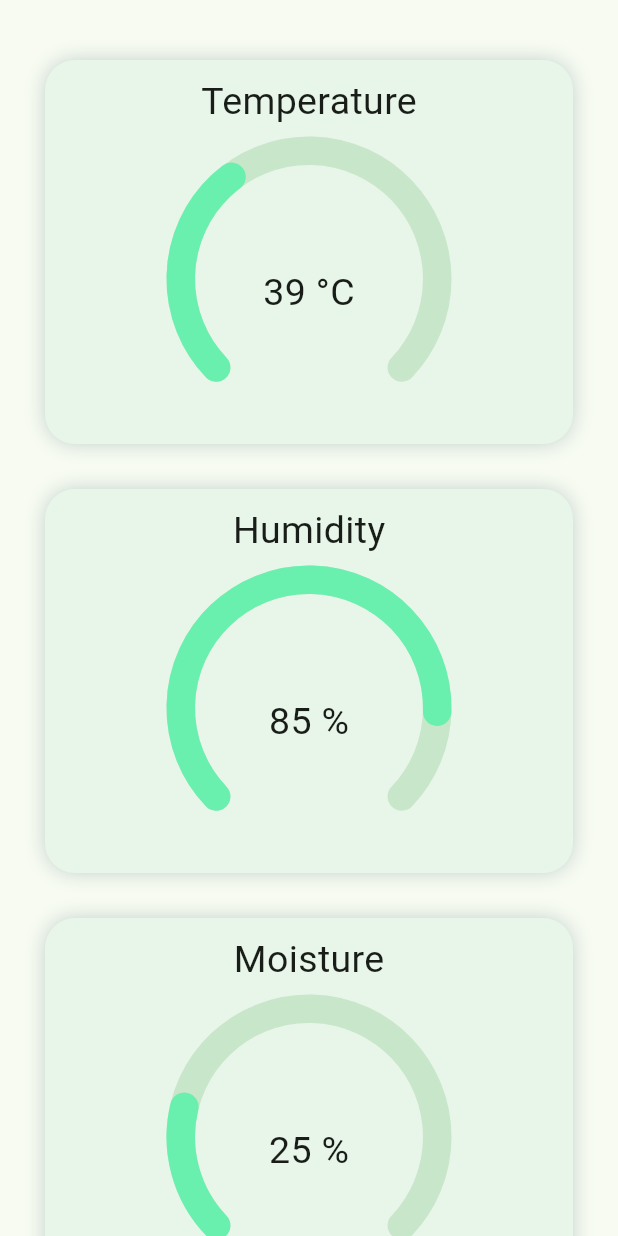
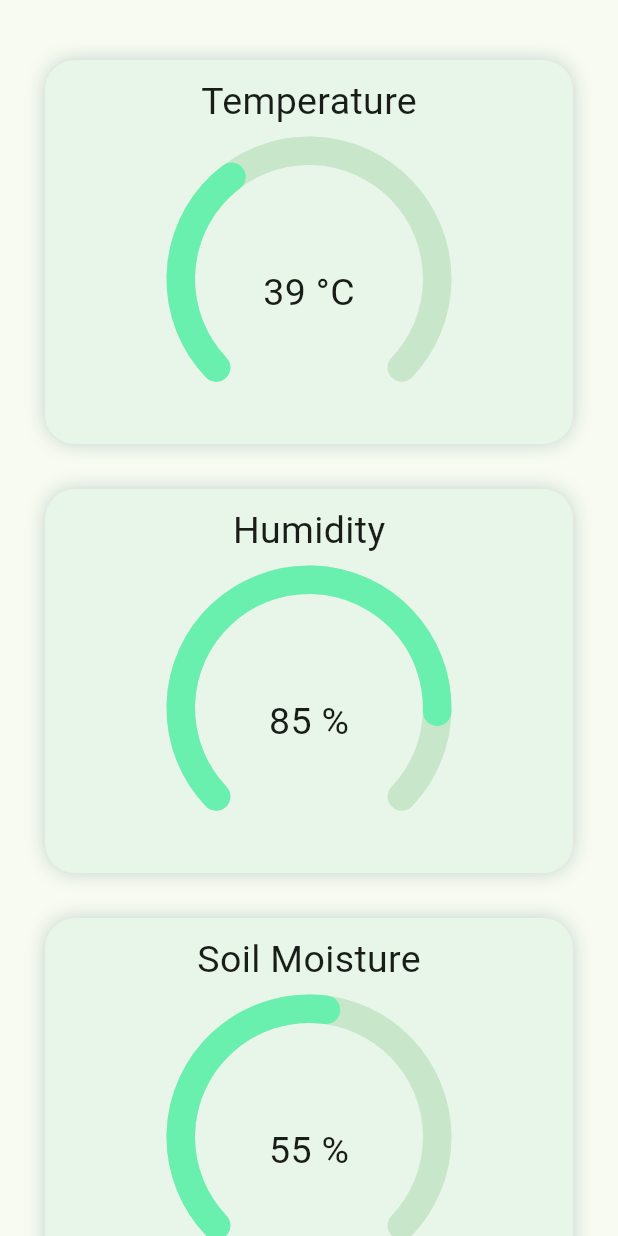
Before and after one commit to nanda-gopal-sb/FINS, a Flutter app: the SensorWidget widget shown alone on an empty page, opened directly, on a phone screen of 412 x 824 dp. Run offline on Flutter 3.47's test engine with Material 3 defaults, Android fonts, the light colour scheme and no system bars; drawn by our look-alikes of syncfusion_flutter_gauges; our stand-ins replace shared_preferences; accounts and stored records are empty.

Commit message:
remove duplicate sensor field

```diff
--- a/lib/home_page.dart
+++ b/lib/home_page.dart
@@ -27,7 +27,7 @@ class _HomePageState extends State<HomePage> {
     return Scaffold(
       appBar: AppBar(
         backgroundColor: Theme.of(context).colorScheme.inversePrimary,
-        title: Text("FINS App"),
+        title: const Text("FINS App"),
       ),
       body: Row(children: [pages[_selectedPageIndex]]),
       bottomNavigationBar: BottomNavigationBar(
--- a/lib/sensor_page.dart
+++ b/lib/sensor_page.dart
@@ -7,9 +7,8 @@ class SensorWidget extends StatelessWidget {
   @override
   Widget build(BuildContext context) {
     double temperature = 39; //to be gotten from Sensors
-    double moisture = 25;
     double humidity = 85;
-    double soilMosture = 55;
+    double moisture = 55;
     return Expanded(
       child: SingleChildScrollView(
         padding: const EdgeInsets.all(30),
@@ -18,8 +17,7 @@ class SensorWidget extends StatelessWidget {
           children: [
             SensorCard(heading: "Temperature", unit: " °C", value: temperature),
             SensorCard(heading: "Humidity", unit: " %", value: humidity),
-            SensorCard(heading: "Moisture", unit: " %", value: moisture),
-            SensorCard(heading: "SoilMosture", unit: " %", value: soilMosture),
+            SensorCard(heading: "Soil Moisture", unit: " %", value: moisture),
           ],
         ),
       ),
```
